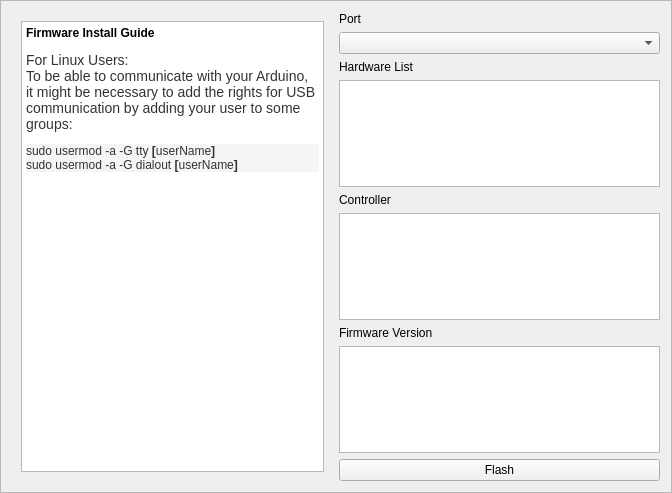
Qt form software/python/ayab/plugins/ayab_plugin/firmware_flash_ui.ui (AllYarnsAreBeautiful/ayab-desktop) before a commit.
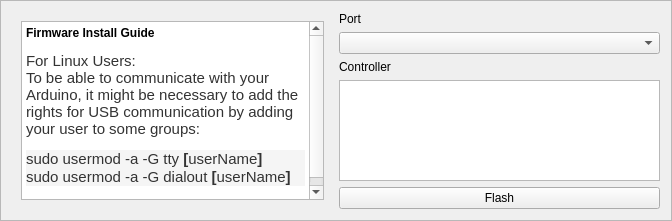
The same form after that commit.

Commit message: removed hardware and version fields from flashing dialogue

What changed in the file:
```diff
--- a/software/python/ayab/plugins/ayab_plugin/firmware_flash_ui.ui
+++ b/software/python/ayab/plugins/ayab_plugin/firmware_flash_ui.ui
@@ -7,7 +7,7 @@
     <x>0</x>
     <y>0</y>
     <width>672</width>
-    <height>493</height>
+    <height>221</height>
    </rect>
   </property>
   <property name="windowTitle">
@@ -29,12 +29,12 @@
          <string notr="true">&lt;!DOCTYPE HTML PUBLIC &quot;-//W3C//DTD HTML 4.0//EN&quot; &quot;http://www.w3.org/TR/REC-html40/strict.dtd&quot;&gt;
 &lt;html&gt;&lt;head&gt;&lt;meta name=&quot;qrichtext&quot; content=&quot;1&quot; /&gt;&lt;style type=&quot;text/css&quot;&gt;
 p, li { white-space: pre-wrap; }
-&lt;/style&gt;&lt;/head&gt;&lt;body style=&quot; font-family:'Sans Serif'; font-size:11pt; font-weight:400; font-style:normal;&quot;&gt;
-&lt;p style=&quot; margin-top:18px; margin-bottom:12px; margin-left:0px; margin-right:0px; -qt-block-indent:0; text-indent:0px;&quot;&gt;&lt;span style=&quot; font-size:9pt; font-weight:600;&quot;&gt;Firmware Install Guide&lt;/span&gt;&lt;/p&gt;
-&lt;p style=&quot; margin-top:12px; margin-bottom:12px; margin-left:0px; margin-right:0px; -qt-block-indent:0; text-indent:0px;&quot;&gt;&lt;span style=&quot; font-family:'Arial,sans-serif'; font-size:14px; color:#333333; background-color:#ffffff;&quot;&gt;For Linux Users:&lt;/span&gt;&lt;span style=&quot; font-family:'Arial,sans-serif'; font-size:14px; color:#333333;&quot;&gt; &lt;br /&gt;To be able to communicate with your Arduino, it might be necessary to add the rights for USB communication by adding your user to some groups:&lt;/span&gt;&lt;/p&gt;
-&lt;p style=&quot; margin-top:0px; margin-bottom:0px; margin-left:0px; margin-right:0px; -qt-block-indent:0; text-indent:0px; background-color:#f5f5f5;&quot;&gt;&lt;span style=&quot; font-family:'Bitstream Vera Sans Mono,DejaVu Sans Mono,Monaco,Courier,monospace'; font-size:12px; color:#333333; background-color:#f5f5f5;&quot;&gt;sudo usermod -a -G tty &lt;/span&gt;&lt;span style=&quot; font-family:'Bitstream Vera Sans Mono,DejaVu Sans Mono,Monaco,Courier,monospace'; font-size:12px; font-weight:600; color:#333333;&quot;&gt;[&lt;/span&gt;&lt;span style=&quot; font-family:'Bitstream Vera Sans Mono,DejaVu Sans Mono,Monaco,Courier,monospace'; font-size:12px; color:#333333;&quot;&gt;userName&lt;/span&gt;&lt;span style=&quot; font-family:'Bitstream Vera Sans Mono,DejaVu Sans Mono,Monaco,Courier,monospace'; font-size:12px; font-weight:600; color:#333333;&quot;&gt;]&lt;/span&gt;&lt;/p&gt;
-&lt;p style=&quot; margin-top:0px; margin-bottom:0px; margin-left:0px; margin-right:0px; -qt-block-indent:0; text-indent:0px; background-color:#f5f5f5;&quot;&gt;&lt;span style=&quot; font-family:'Bitstream Vera Sans Mono,DejaVu Sans Mono,Monaco,Courier,monospace'; font-size:12px; color:#333333;&quot;&gt;sudo usermod -a -G dialout &lt;/span&gt;&lt;span style=&quot; font-family:'Bitstream Vera Sans Mono,DejaVu Sans Mono,Monaco,Courier,monospace'; font-size:12px; font-weight:600; color:#333333;&quot;&gt;[&lt;/span&gt;&lt;span style=&quot; font-family:'Bitstream Vera Sans Mono,DejaVu Sans Mono,Monaco,Courier,monospace'; font-size:12px; color:#333333;&quot;&gt;userName&lt;/span&gt;&lt;span style=&quot; font-family:'Bitstream Vera Sans Mono,DejaVu Sans Mono,Monaco,Courier,monospace'; font-size:12px; font-weight:600; color:#333333;&quot;&gt;]&lt;/span&gt;&lt;/p&gt;
-&lt;p style=&quot;-qt-paragraph-type:empty; margin-top:0px; margin-bottom:0px; margin-left:0px; margin-right:0px; -qt-block-indent:0; text-indent:0px; font-family:'Arial,sans-serif'; font-size:14px; color:#333333;&quot;&gt;&lt;br /&gt;&lt;/p&gt;&lt;/body&gt;&lt;/html&gt;</string>
+&lt;/style&gt;&lt;/head&gt;&lt;body style=&quot; font-family:'Sans Serif'; font-size:9pt; font-weight:400; font-style:normal;&quot;&gt;
+&lt;p style=&quot; margin-top:18px; margin-bottom:12px; margin-left:0px; margin-right:0px; -qt-block-indent:0; text-indent:0px;&quot;&gt;&lt;span style=&quot; font-weight:600;&quot;&gt;Firmware Install Guide&lt;/span&gt;&lt;/p&gt;
+&lt;p style=&quot; margin-top:12px; margin-bottom:12px; margin-left:0px; margin-right:0px; -qt-block-indent:0; text-indent:0px;&quot;&gt;&lt;span style=&quot; font-family:'Arial,sans-serif'; font-size:11pt; color:#333333; background-color:#ffffff;&quot;&gt;For Linux Users:&lt;/span&gt;&lt;span style=&quot; font-family:'Arial,sans-serif'; font-size:11pt; color:#333333;&quot;&gt; &lt;br /&gt;To be able to communicate with your Arduino, it might be necessary to add the rights for USB communication by adding your user to some groups:&lt;/span&gt;&lt;/p&gt;
+&lt;p style=&quot; margin-top:0px; margin-bottom:0px; margin-left:0px; margin-right:0px; -qt-block-indent:0; text-indent:0px; background-color:#f5f5f5;&quot;&gt;&lt;span style=&quot; font-family:'Bitstream Vera Sans Mono,DejaVu Sans Mono,Monaco,Courier,monospace'; font-size:11pt; color:#333333; background-color:#f5f5f5;&quot;&gt;sudo usermod -a -G tty &lt;/span&gt;&lt;span style=&quot; font-family:'Bitstream Vera Sans Mono,DejaVu Sans Mono,Monaco,Courier,monospace'; font-size:11pt; font-weight:600; color:#333333;&quot;&gt;[&lt;/span&gt;&lt;span style=&quot; font-family:'Bitstream Vera Sans Mono,DejaVu Sans Mono,Monaco,Courier,monospace'; font-size:11pt; color:#333333;&quot;&gt;userName&lt;/span&gt;&lt;span style=&quot; font-family:'Bitstream Vera Sans Mono,DejaVu Sans Mono,Monaco,Courier,monospace'; font-size:11pt; font-weight:600; color:#333333;&quot;&gt;]&lt;/span&gt;&lt;/p&gt;
+&lt;p style=&quot; margin-top:0px; margin-bottom:0px; margin-left:0px; margin-right:0px; -qt-block-indent:0; text-indent:0px; background-color:#f5f5f5;&quot;&gt;&lt;span style=&quot; font-family:'Bitstream Vera Sans Mono,DejaVu Sans Mono,Monaco,Courier,monospace'; font-size:11pt; color:#333333;&quot;&gt;sudo usermod -a -G dialout &lt;/span&gt;&lt;span style=&quot; font-family:'Bitstream Vera Sans Mono,DejaVu Sans Mono,Monaco,Courier,monospace'; font-size:11pt; font-weight:600; color:#333333;&quot;&gt;[&lt;/span&gt;&lt;span style=&quot; font-family:'Bitstream Vera Sans Mono,DejaVu Sans Mono,Monaco,Courier,monospace'; font-size:11pt; color:#333333;&quot;&gt;userName&lt;/span&gt;&lt;span style=&quot; font-family:'Bitstream Vera Sans Mono,DejaVu Sans Mono,Monaco,Courier,monospace'; font-size:11pt; font-weight:600; color:#333333;&quot;&gt;]&lt;/span&gt;&lt;/p&gt;
+&lt;p style=&quot;-qt-paragraph-type:empty; margin-top:0px; margin-bottom:0px; margin-left:0px; margin-right:0px; -qt-block-indent:0; text-indent:0px; font-family:'Arial,sans-serif'; font-size:11pt; color:#333333;&quot;&gt;&lt;br /&gt;&lt;/p&gt;&lt;/body&gt;&lt;/html&gt;</string>
         </property>
        </widget>
       </item>
@@ -53,16 +53,6 @@
      <item>
       <widget class="QComboBox" name="port_combo_box"/>
      </item>
-     <item>
-      <widget class="QLabel" name="label_4">
-       <property name="text">
-        <string>Hardware List</string>
-       </property>
-      </widget>
-     </item>
-     <item>
-      <widget class="QListWidget" name="hardware_list"/>
-     </item>
      <item>
       <widget class="QLabel" name="label">
        <property name="text">
@@ -73,16 +63,6 @@
      <item>
       <widget class="QListWidget" name="controller_list"/>
      </item>
-     <item>
-      <widget class="QLabel" name="label_2">
-       <property name="text">
-        <string>Firmware Version</string>
-       </property>
-      </widget>
-     </item>
-     <item>
-      <widget class="QListWidget" name="firmware_list"/>
-     </item>
      <item>
       <widget class="QPushButton" name="flash_firmware">
        <property name="text">
```
The commit also changes 3 other files.
